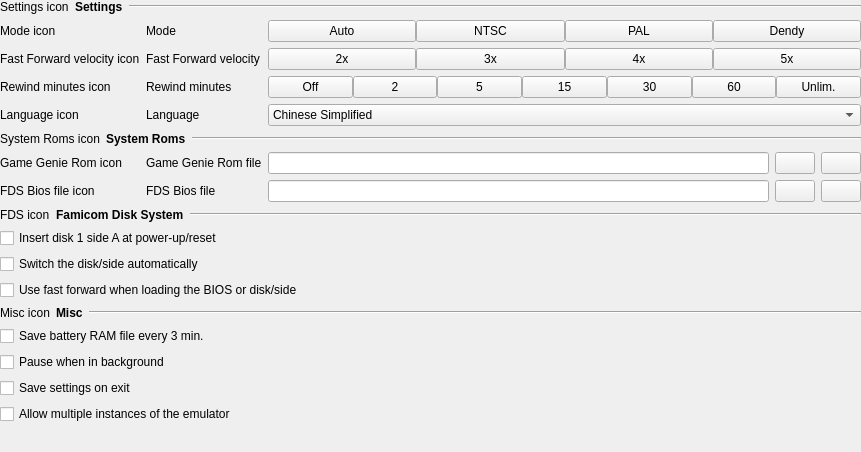
First picture: the form in src/gui/designer/wdgSettingsGeneral.ui, repository punesemu/puNES, before the edit.
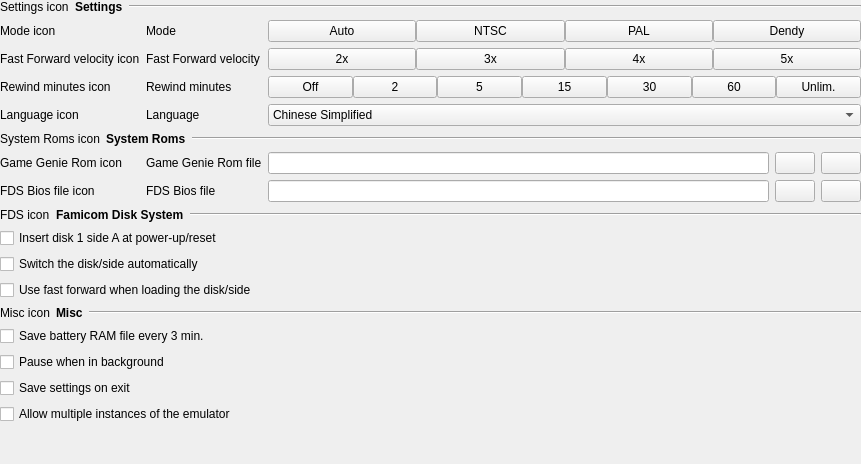
Second picture: the form after the edit. Icons and pictures are not drawn.

Commit message: Fixed behavior of the "Insert Disk 1 side a at power-up/reset" option (https://github.com/punesemu/puNES/issues/246).

Diff of the .ui file:
```diff
--- a/src/gui/designer/wdgSettingsGeneral.ui
+++ b/src/gui/designer/wdgSettingsGeneral.ui
@@ -7,7 +7,7 @@
     <x>0</x>
     <y>0</y>
     <width>861</width>
-    <height>452</height>
+    <height>464</height>
    </rect>
   </property>
   <property name="focusPolicy">
@@ -615,7 +615,7 @@
      <item row="11" column="0" colspan="3">
       <widget class="QCheckBox" name="checkBox_FDS_fast_forward">
        <property name="text">
-        <string>Use fast forward when loading the BIOS or disk/side</string>
+        <string>Use fast forward when loading the disk/side</string>
        </property>
       </widget>
      </item>
```
The commit also changes 12 other files.
